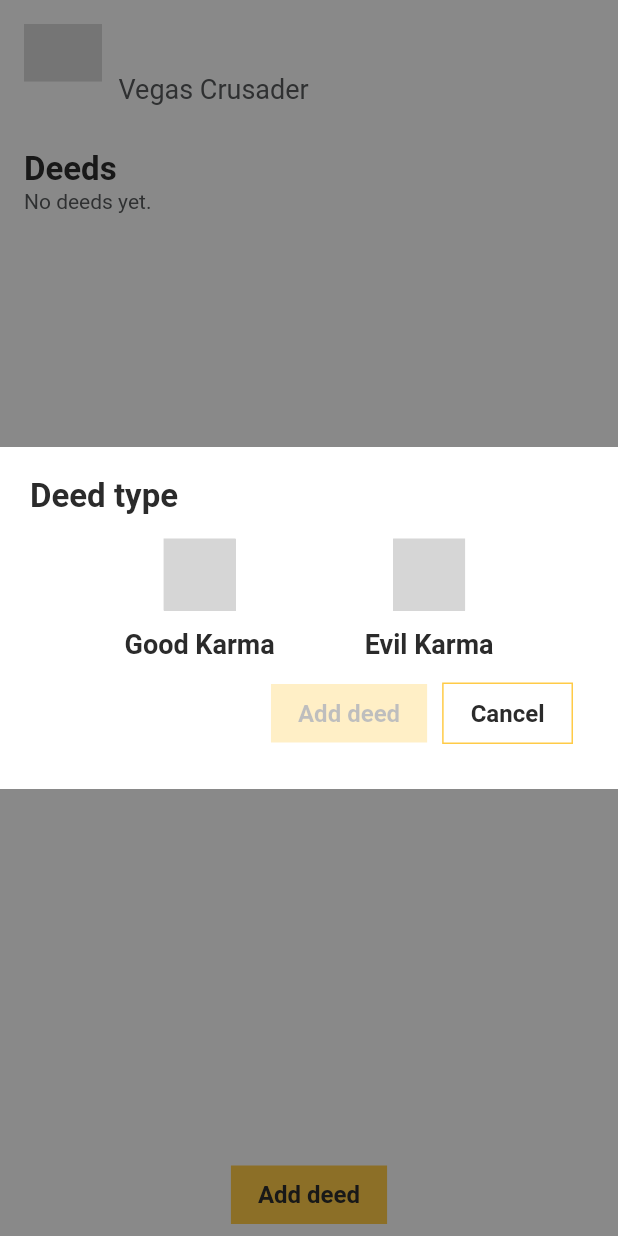
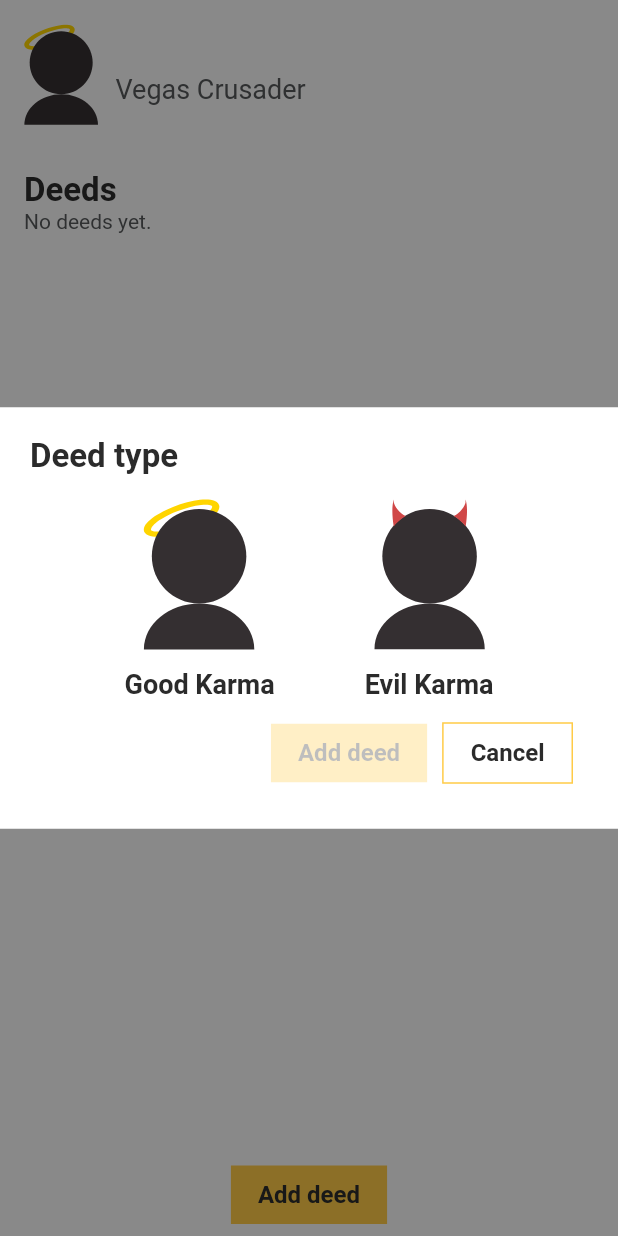
Before and after one commit to RickStanley/Carma, a Flutter app: the EntityEdit screen opened directly with empty values, after a tap on "Add deed", on a phone screen of 412 x 824 dp. Run offline on Flutter 3.47's test engine with Material 2 defaults, Android fonts, the phone set to English and light mode, and no system bars; our stand-ins replace assets_audio_player, flutter_svg; missing offline and left inert: spinner_input; grey boxes are pictures that could not be loaded.

Commit message:
Icons refactor

```diff
--- a/lib/data/entity.dart
+++ b/lib/data/entity.dart
@@ -4,9 +4,9 @@ import 'package:flutter/foundation.dart';
 
 class Entity {
   final String name;
+  final String initialReason;
   Karma karma;
   String currentJudgment;
-  String initialReason;
   List<Deed> deeds = [];
 
   Entity(this.name, {@required KarmaStatus initialKarma, this.initialReason}) {
--- a/lib/entityEdit.dart
+++ b/lib/entityEdit.dart
@@ -89,7 +89,6 @@ class _EntityEditState extends State<EntityEdit> {
                       style: Theme.of(context).textTheme.headline2,
                     ),
                     if (entity.deeds.isNotEmpty)
-                      // @todo Scroll top when new deed is added.
                       Expanded(
                         child: ListView.builder(
                           itemBuilder: (BuildContext context, int index) =>
--- a/lib/utils/carmaWidgets.dart
+++ b/lib/utils/carmaWidgets.dart
@@ -90,6 +90,11 @@ class EntityCard extends StatelessWidget {
         : TextStyle(
             color: Color(0xff55585A),
           );
+    final icon = SvgPicture.asset(
+      "assets/karmas/${entity.karma.karmaStatus.prime.name}.svg",
+      width: featured ? 50.0 : 39.0,
+      height: featured ? 67.72 : 52.82,
+    );
     return Container(
       padding: padding,
       color: bgColor,
@@ -99,10 +104,7 @@ class EntityCard extends StatelessWidget {
           Hero(
             // @todo Maybe this will fail at some point, because hashCode is not reliable to be unique
             tag: entity.hashCode.toString(),
-            child: availableKarmas
-                .firstWhere((karmaCard) =>
-                    karmaCard.karmaStatus == entity.karma.karmaStatus.prime)
-                .karmaIcon,
+            child: icon,
           ),
           VerticalDivider(
             width: spaceBetweenTitles,
@@ -146,8 +148,8 @@ class EntityCardEmpty extends StatelessWidget {
             tag: "entity-icon",
             child: SvgPicture.asset(
               "assets/generic_icons/selection_user.svg",
-              width: 50.0,
-              height: 50.0,
+              width: 39.0,
+              height: 39.0,
             ),
           ),
           SizedBox(
@@ -212,8 +214,8 @@ var availableKarmas = List<EntityCardType>.unmodifiable([
     EntityCardType(
       karmaIcon: SvgPicture.asset(
         "assets/karmas/${karmaType.name}.svg",
-        width: 52.0,
-        height: 38.39,
+        width: 39.0,
+        height: 52.82,
       ),
       karmaStatus: karmaType,
     )
```
Also changed, not shown: lib/entitySetup.dart (+8 -13 lines), assets/karmas/Evil.svg (added), assets/karmas/Good.svg (added), assets/karmas/Neutral.svg (added).
